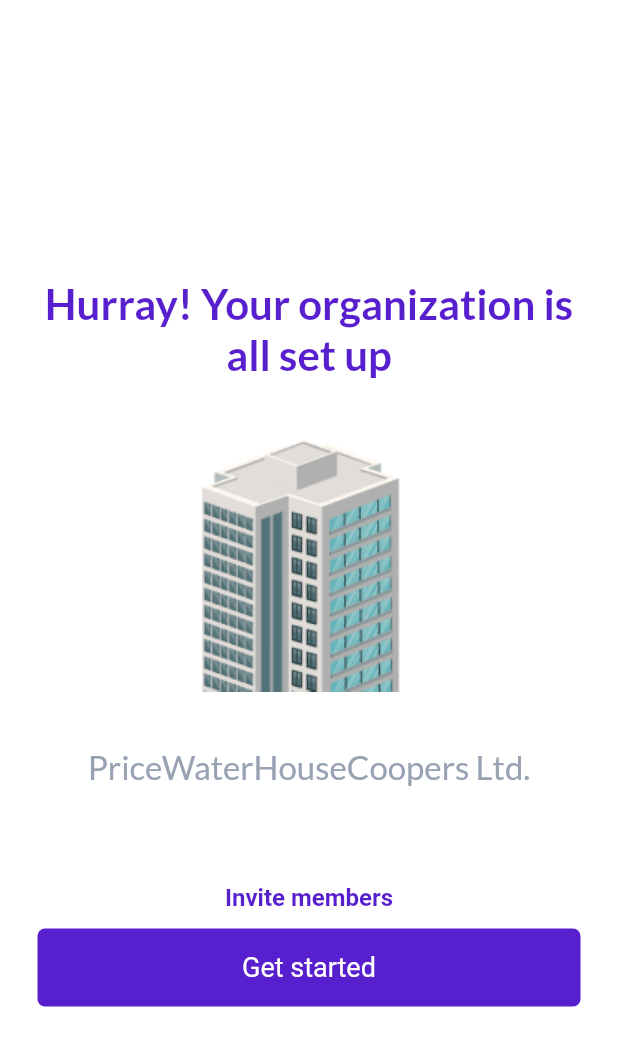
After one commit to hngx-org/Jaguars-food-mobile, a Flutter app: the AuthCompleteScreen screen opened by its route, on a phone screen of 412 x 824 dp. The commit adds this screen. Shown: the top 1046 px of the screen. Run offline on Flutter 3.47's test engine with Material 2 defaults, Android fonts, the phone set to English and light mode, and no system bars; our stand-ins replace email_validator, flutter_screenutil, flutter_svg, go_router, google_fonts.

Commit message:
created the auth complete screen

```diff
--- /dev/null
+++ b/lib/3_presentation/auth_complete_screen.dart
@@ -0,0 +1,78 @@
+import 'package:flutter/material.dart';
+import 'package:jaguar_foods_mobile/common/constants/assets_constants.dart';
+
+class AuthCompleteScreen extends StatelessWidget {
+  const AuthCompleteScreen({super.key});
+
+  @override
+  Widget build(BuildContext context) {
+    return Scaffold(
+      body: Padding(
+        padding: const EdgeInsets.all(25),
+        child: Column(
+          children: [
+            const SizedBox(height: 160,),
+            Text(
+              'Hurray! Your organization is all set up',
+              textAlign: TextAlign.center,
+              style: TextStyle(
+                color: Theme.of(context).primaryColor,
+                fontSize: 28,
+                fontWeight: FontWeight.w700,
+                fontFamily: 'Lato'
+              ),
+            ),
+            const SizedBox(height: 40,),
+            Image.asset(Assets.buildingImagePath),
+            const SizedBox(height: 37,),
+            const Text(
+              'PriceWaterHouseCoopers Ltd.',
+              textAlign: TextAlign.center,
+              style: TextStyle(
+                color: Color(0xff98a2b3),
+                fontSize: 22,
+                fontWeight: FontWeight.w400,
+                fontFamily: 'Lato'
+              ),
+            ),
+            const SizedBox(height: 65,),
+            Text(
+              'Invite members',
+              textAlign: TextAlign.center,
+              style: TextStyle(
+                color: Theme.of(context).primaryColor,
+                fontSize: 16,
+                fontWeight: FontWeight.w600
+              ),
+            ),
+            const SizedBox(height: 11,),
+            GestureDetector(
+              onTap: (){
+                //TODO: navigate to home screen
+              },
+              child: SizedBox(
+                height: 52,
+                child: Container(
+                  decoration: BoxDecoration(
+                    color: Theme.of(context).primaryColor,
+                    borderRadius: BorderRadius.circular(5)
+                  ),
+                  child: const Center(
+                    child: Text(
+                      'Get started',
+                      style: TextStyle(
+                        color: Colors.white,
+                        fontSize: 18,
+                        fontWeight: FontWeight.w400
+                      ),
+                    ),
+                  ),
+                ),
+              ),
+            )
+          ],
+        ),
+      ),
+    );
+  }
+}
--- a/lib/common/constants/route_constant.dart
+++ b/lib/common/constants/route_constant.dart
@@ -14,4 +14,5 @@ class RoutesPath {
   static const String successScreen = '/success-screen';
   static const String doubleLunchScreen = '/double_lunch';
   static const String successfulLunchScreen = '/successful_lunch';
+  static const String authCompleteScreen = '/auth_complete_screen';
 }
--- a/lib/core/config/router_config.dart
+++ b/lib/core/config/router_config.dart
@@ -1,5 +1,6 @@
 import 'package:flutter/cupertino.dart';
 import 'package:go_router/go_router.dart';
+import 'package:jaguar_foods_mobile/3_presentation/auth_complete_screen.dart';
 import 'package:jaguar_foods_mobile/3_presentation/double_lunch/double_lunch.dart';
 import 'package:jaguar_foods_mobile/3_presentation/onboarding/screens/successful_lunch.dart';
 import 'package:jaguar_foods_mobile/3_presentation/screens/employee_screen/employee_screen.dart';
@@ -53,5 +54,8 @@ final GoRouter routerConfig = GoRouter(
     GoRoute(
         path: RoutesPath.redeemScreen,
         builder: (context, state) => const RedeemScreen()),
+    GoRoute(
+      path: RoutesPath.authCompleteScreen,
+      builder: (context, state) => const AuthCompleteScreen())
   ],
 );
```
